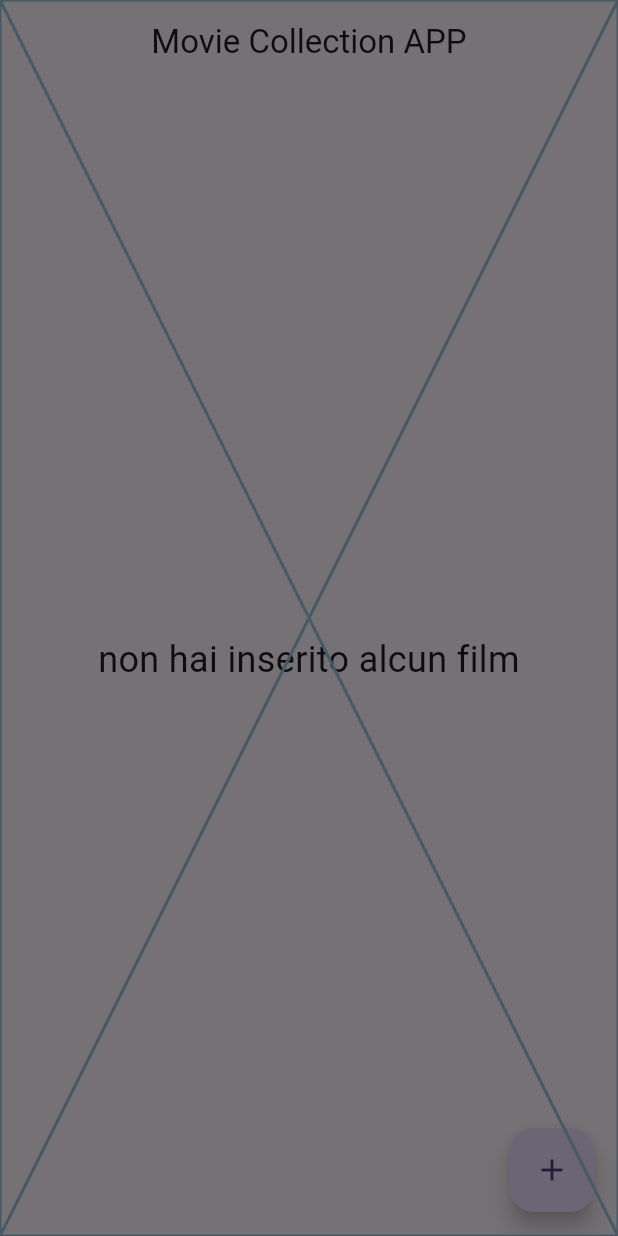
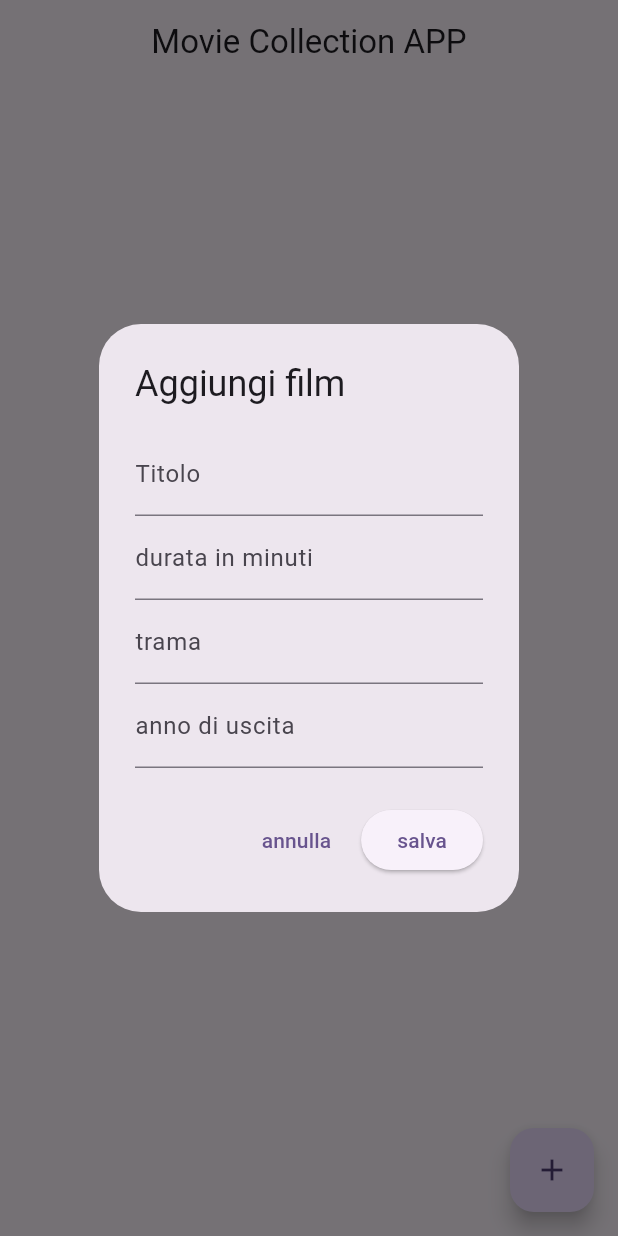
Before and after one commit to KevinZazzero/Selfwork_progetto_movie, a Flutter app: the screen it shows after launch, after a tap on the "add" icon, on a phone screen of 412 x 824 dp. Run offline on Flutter 3.47's test engine with Material 3 defaults, Android fonts, the phone set to English and light mode, and no system bars; our stand-ins replace sqflite; accounts and stored records are empty.

Commit message:
completato Selfwork UI Modale

```diff
--- a/lib/views/components/movie_form_dialog.dart
+++ b/lib/views/components/movie_form_dialog.dart
@@ -60,6 +60,44 @@
 
   @override
   Widget build(BuildContext context) {
-    return const Placeholder();
+    return AlertDialog(
+      title: Text(widget.movie == null ? 'Aggiungi film' : "modifica film"),
+      content: SingleChildScrollView(
+        key: _formKey,
+        child: Form(child: Column(children: [
+          TextFormField(
+            controller: _titleController,
+            decoration: const InputDecoration(labelText: "Titolo"),
+            validator: (value) => value == null || value.isEmpty ? "campo obbligatorio": null,
+          ),
+          TextFormField(
+            controller: _durationController,
+            decoration: const InputDecoration( labelText: "durata in minuti"),
+            keyboardType: TextInputType.number,
+            validator: (value) => value == null || int.parse(value) == null ? "inserisci un numero" : null,
+          ),
+          TextFormField(
+            controller: _plotController,
+            decoration: const InputDecoration(labelText: "trama"),
+            validator: (value)=> value == null || value.isEmpty ? "trama obbligatoria" : null,
+          ),
+          TextFormField(
+            controller: _yearController,
+            decoration: const InputDecoration(labelText: "anno di uscita"),
+            keyboardType: TextInputType.number,
+            validator: (value) => value == null || int.tryParse(value) == null ? "inserisci un anno valido" : null,
+          )
+        ]
+      )
+    )
+  ),
+  actions: [
+    TextButton(
+      onPressed: ()=> Navigator.of(context).pop,
+      child: const Text("annulla")
+    ),
+    ElevatedButton(onPressed: _submitForm, child: const Text("salva"))
+  ],
+    );
   }
 }
```
